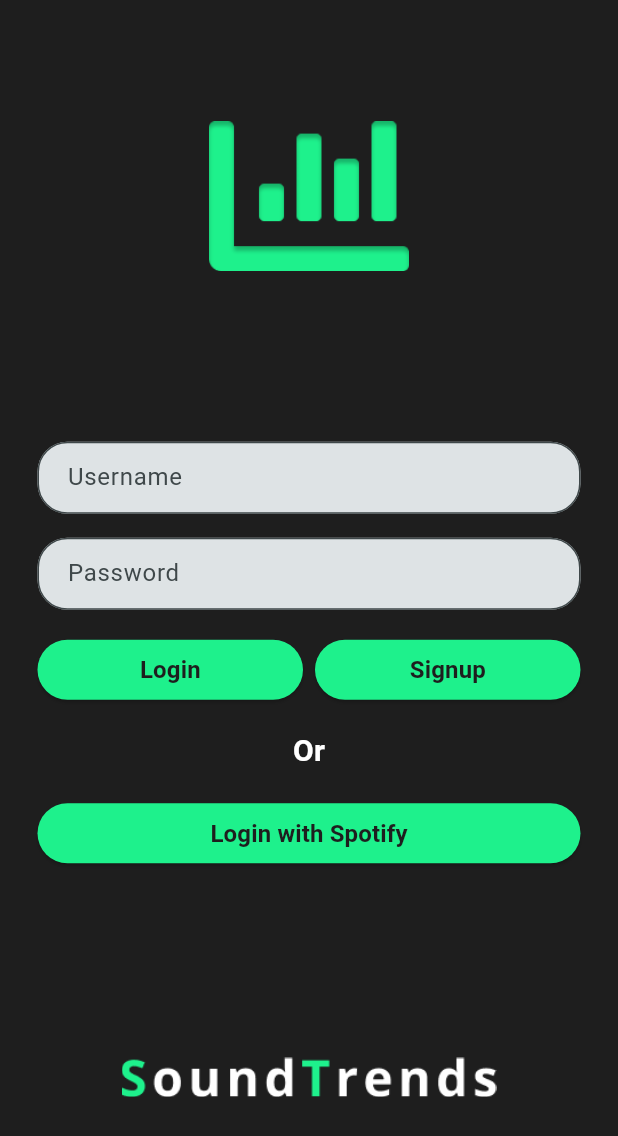
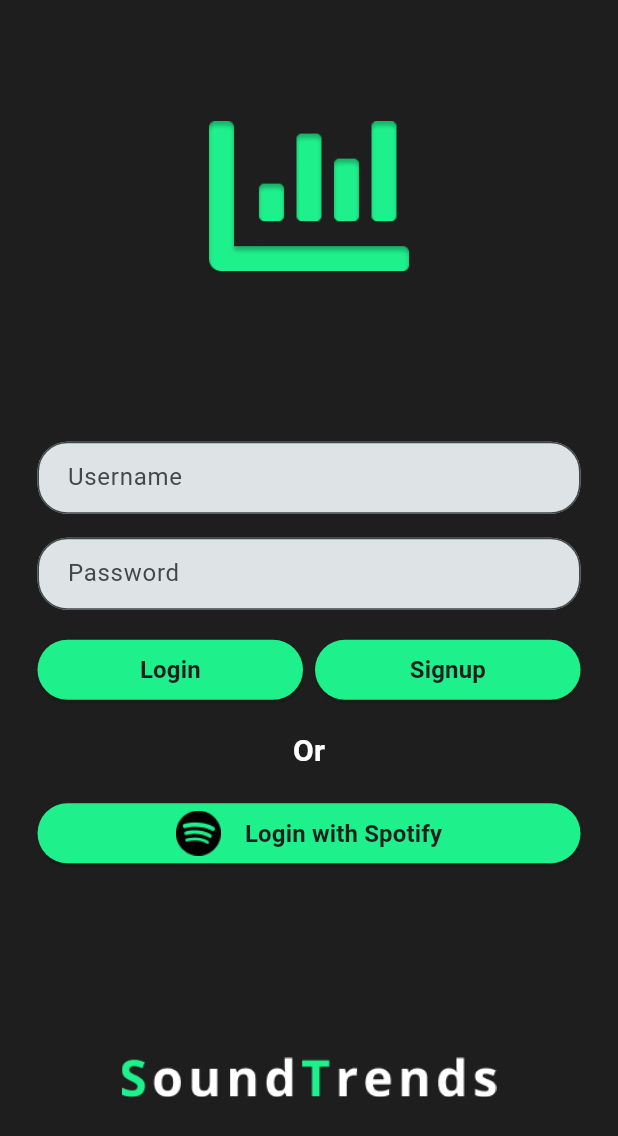
Before and after one commit to RodrigoJC20/sound-trends, a Flutter app: the screen it shows after launch, on a phone screen of 412 x 824 dp. Shown: the top 1136 px of the screen. Run offline on Flutter 3.47's test engine with Material 2 defaults, Android fonts, the phone set to English and light mode, and no system bars.

Commit message:
Spotify logo in login button

```diff
--- a/lib/views/login.dart
+++ b/lib/views/login.dart
@@ -129,13 +129,24 @@ class _LoginState extends State<Login> {
                                 ),
                                 backgroundColor: const Color(0xFF1EF18C),
                               ),
-                              child: const Text(
+                              child: Row(
+                                mainAxisAlignment: MainAxisAlignment.center,
+                                children: [
+                                  Image.asset(
+                                    'assets/spotify.png',
+                                    width: 30,
+                                    height: 30,
+                                  ),
+                                  const SizedBox(width: 16.0),
+                                  const Text(
                                     'Login with Spotify',
                                     style: TextStyle(
                                       color: Color(0xFF1E1E1E),
                                       fontWeight: FontWeight.bold,
                                       fontSize: 16.0,
                                     ),
+                                  ),
+                                ],
                               ),
                             ),
                           ),
--- a/pubspec.yaml
+++ b/pubspec.yaml
@@ -53,8 +53,7 @@ dev_dependencies:
 # The following section is specific to Flutter packages.
 flutter:
   assets:
-    - assets/logo.png
-    - assets/logo_text.png
+    - assets/
   # The following line ensures that the Material Icons font is
   # included with your application, so that you can use the icons in
   # the material Icons class.
```
Also changed, not shown: assets/spotify.png (added). Lines whose indentation alone changed are shown as unchanged.
